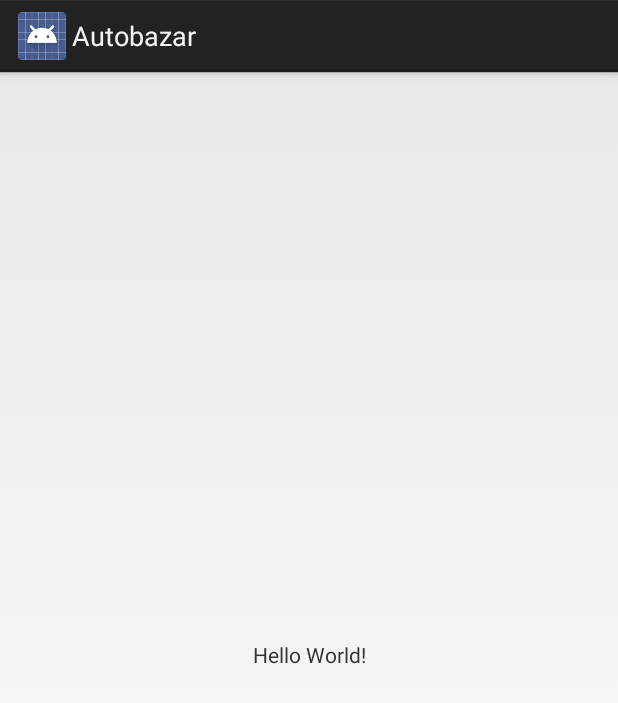
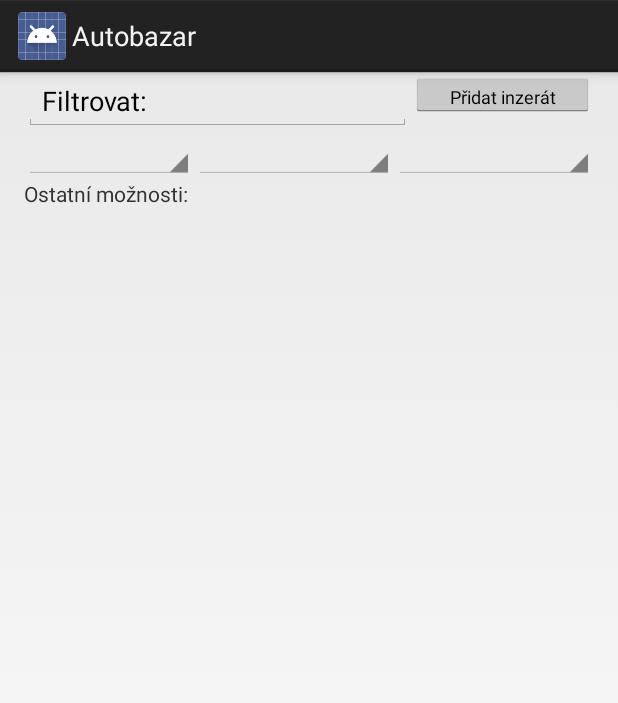
Before and after one commit to dobretotamje/Autobazar, an Android app: the screen it shows after launch (MainActivity), on a phone screen of 412 x 824 dp. Shown: the top 703 px of the screen. Run offline under Robolectric (Android 15) with nearby library versions, the phone set to English and light mode, and no system bars.

```diff
--- a/app/build.gradle
+++ b/app/build.gradle
@@ -19,9 +19,10 @@ android {
 }
 
 dependencies {
-    implementation fileTree(dir: 'libs', include: ['*.jar'])
+    implementation fileTree(include: ['*.jar'], dir: 'libs')
     implementation 'com.android.support.constraint:constraint-layout:1.1.3'
     testImplementation 'junit:junit:4.12'
     androidTestImplementation 'com.android.support.test:runner:1.0.2'
     androidTestImplementation 'com.android.support.test.espresso:espresso-core:3.0.2'
+    implementation files('libs/mysql-connector-java-8.0.13/mysql-connector-java-8.0.13.jar')
 }
--- /dev/null
+++ b/app/src/main/java/com/example/dobretotamje/autobazar/DatabaseConnection.java
@@ -0,0 +1,24 @@
+package com.example.dobretotamje.autobazar;
+
+import java.sql.Connection;
+import java.sql.DriverManager;
+import java.sql.SQLException;
+
+public class DatabaseConnection {
+    String url = "jdbc:oracle:thin:@dbsys.cs.vsb.cz\\STUDENT:1521:oracle";
+    String userName = "kry0051";
+    String password = "cxStxvXEnp";
+    Connection cnn;
+    {
+        try {
+            Class.forName("com.mysql.jdbc.Driver");
+            cnn = DriverManager.getConnection(url, userName, password);
+            String s =  "test";
+        } catch (SQLException e) {
+            e.printStackTrace();
+        } catch (ClassNotFoundException e) {
+            e.printStackTrace();
+        }
+    }
+
+}
--- a/app/src/main/java/com/example/dobretotamje/autobazar/MainActivity.java
+++ b/app/src/main/java/com/example/dobretotamje/autobazar/MainActivity.java
@@ -9,5 +9,7 @@ public class MainActivity extends Activity {
     protected void onCreate(Bundle savedInstanceState) {
         super.onCreate(savedInstanceState);
         setContentView(R.layout.activity_main);
+
+        DatabaseConnection database = new DatabaseConnection();
     }
 }
--- a/app/src/main/res/layout/activity_main.xml
+++ b/app/src/main/res/layout/activity_main.xml
@@ -1,18 +1,86 @@
 <?xml version="1.0" encoding="utf-8"?>
-<android.support.constraint.ConstraintLayout xmlns:android="http://schemas.android.com/apk/res/android"
-    xmlns:app="http://schemas.android.com/apk/res-auto"
+<LinearLayout xmlns:android="http://schemas.android.com/apk/res/android"
     xmlns:tools="http://schemas.android.com/tools"
     android:layout_width="match_parent"
     android:layout_height="match_parent"
-    tools:context=".MainActivity">
+    android:paddingLeft="16dp"
+    android:paddingRight="16dp"
+    android:orientation="vertical" >
 
-    <TextView
-        android:layout_width="wrap_content"
+    <LinearLayout
+        android:layout_width="match_parent"
         android:layout_height="wrap_content"
-        android:text="Hello World!"
-        app:layout_constraintBottom_toBottomOf="parent"
-        app:layout_constraintLeft_toLeftOf="parent"
-        app:layout_constraintRight_toRightOf="parent"
-        app:layout_constraintTop_toTopOf="parent" />
+        android:layout_weight="0"
+        android:orientation="horizontal">
 
-</android.support.constraint.ConstraintLayout>
+        <EditText
+            android:id="@+id/txtFiltrovat"
+            android:layout_width="249dp"
+            android:layout_height="wrap_content"
+            android:layout_weight="1"
+            android:ems="10"
+            android:inputType="textPersonName"
+            android:text="Filtrovat:" />
+
+        <Button
+            android:id="@+id/btnPridatInzerat"
+            android:layout_width="113dp"
+            android:layout_height="30dp"
+            android:layout_gravity="right"
+            android:layout_weight="1"
+            android:text="Přidat inzerát"
+            android:textSize="12sp"
+            tools:layout_editor_absoluteX="240dp"
+            tools:layout_editor_absoluteY="519dp" />
+
+    </LinearLayout>
+
+    <LinearLayout
+        android:layout_width="match_parent"
+        android:layout_height="wrap_content"
+        android:layout_weight="0"
+        android:orientation="horizontal">
+
+        <Spinner
+            android:id="@+id/spinZnacka"
+            android:layout_width="359dp"
+            android:layout_height="wrap_content"
+            android:layout_weight="1" />
+
+        <Spinner
+            android:id="@+id/spinModel"
+            android:layout_width="match_parent"
+            android:layout_height="wrap_content"
+            android:layout_weight="1" />
+
+        <Spinner
+            android:id="@+id/spinRokVyroby"
+            android:layout_width="match_parent"
+            android:layout_height="wrap_content"
+            android:layout_weight="1" />
+
+    </LinearLayout>
+
+    <LinearLayout
+        android:layout_width="match_parent"
+        android:layout_height="match_parent"
+        android:layout_weight="0"
+        android:orientation="horizontal">
+
+        <TextView
+            android:id="@+id/txOstatniMoznosti"
+            android:layout_width="wrap_content"
+            android:layout_height="wrap_content"
+            android:layout_weight="1"
+            android:text="Ostatní možnosti:" />
+    </LinearLayout>
+
+    <LinearLayout
+        android:layout_width="match_parent"
+        android:layout_height="match_parent"
+        android:layout_weight="0"
+        android:orientation="horizontal">
+
+    </LinearLayout>
+
+</LinearLayout>
```
